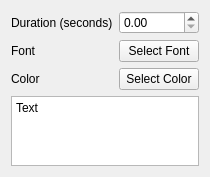
Qt form ui/playlistItemText.ui (IENT/YUView) before a commit.
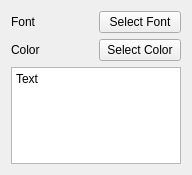
The same form after that commit.

Patch:
```diff
--- a/ui/playlistItemText.ui
+++ b/ui/playlistItemText.ui
@@ -16,35 +16,7 @@
   <layout class="QVBoxLayout" name="topVBoxLayout">
    <item>
     <layout class="QGridLayout" name="gridLayout">
-     <item row="0" column="0">
-      <widget class="QLabel" name="label">
-       <property name="text">
-        <string>Duration (seconds)</string>
-       </property>
-      </widget>
-     </item>
-     <item row="1" column="0">
-      <widget class="QLabel" name="label_2">
-       <property name="text">
-        <string>Font</string>
-       </property>
-      </widget>
-     </item>
-     <item row="2" column="0">
-      <widget class="QLabel" name="label_3">
-       <property name="text">
-        <string>Color</string>
-       </property>
-      </widget>
-     </item>
      <item row="1" column="1">
-      <widget class="QPushButton" name="selectFontButton">
-       <property name="text">
-        <string>Select Font</string>
-       </property>
-      </widget>
-     </item>
-     <item row="2" column="1">
       <widget class="QPushButton" name="selectColorButton">
        <property name="text">
         <string>Select Color</string>
@@ -52,7 +24,25 @@
       </widget>
      </item>
      <item row="0" column="1">
-      <widget class="QDoubleSpinBox" name="durationSpinBox"/>
+      <widget class="QPushButton" name="selectFontButton">
+       <property name="text">
+        <string>Select Font</string>
+       </property>
+      </widget>
+     </item>
+     <item row="1" column="0">
+      <widget class="QLabel" name="label_3">
+       <property name="text">
+        <string>Color</string>
+       </property>
+      </widget>
+     </item>
+     <item row="0" column="0">
+      <widget class="QLabel" name="label_2">
+       <property name="text">
+        <string>Font</string>
+       </property>
+      </widget>
      </item>
     </layout>
    </item>
```
Left out of the diff: 1 changed line with no effect on the pictures.
